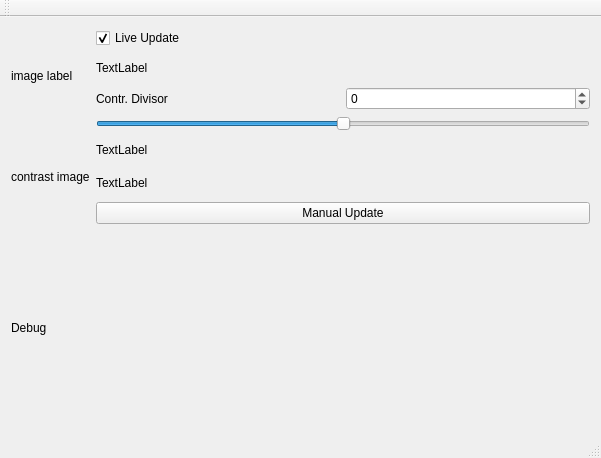
Old version of the form mainwindow.ui in the repository rohezal/crackvisualizer.
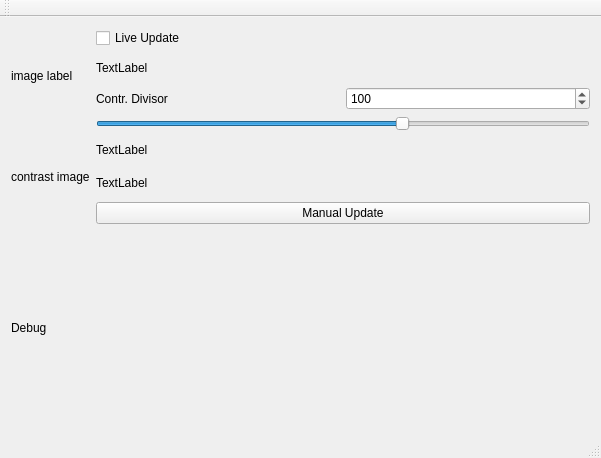
New version of the form.

Commit message: working version with lib and with combined image and contrast divisor as slider

What changed in the file:
```diff
--- a/mainwindow.ui
+++ b/mainwindow.ui
@@ -64,7 +64,7 @@
            <string>Live Update</string>
           </property>
           <property name="checked">
-           <bool>true</bool>
+           <bool>false</bool>
           </property>
          </widget>
         </item>
@@ -87,9 +87,15 @@
           <item>
            <widget class="QSpinBox" name="parameterContrastDivisor">
             <property name="minimum">
-             <number>-100</number>
+             <number>-400</number>
             </property>
             <property name="maximum">
+             <number>400</number>
+            </property>
+            <property name="singleStep">
+             <number>10</number>
+            </property>
+            <property name="value">
              <number>100</number>
             </property>
            </widget>
@@ -99,9 +105,12 @@
         <item>
          <widget class="QSlider" name="slider_constrast_divisor">
           <property name="minimum">
-           <number>-100</number>
+           <number>-400</number>
           </property>
           <property name="maximum">
+           <number>400</number>
+          </property>
+          <property name="value">
            <number>100</number>
           </property>
           <property name="orientation">
```
Left out of the diff: 2 changed lines with no effect on the pictures. The commit also changes 5 other files.
